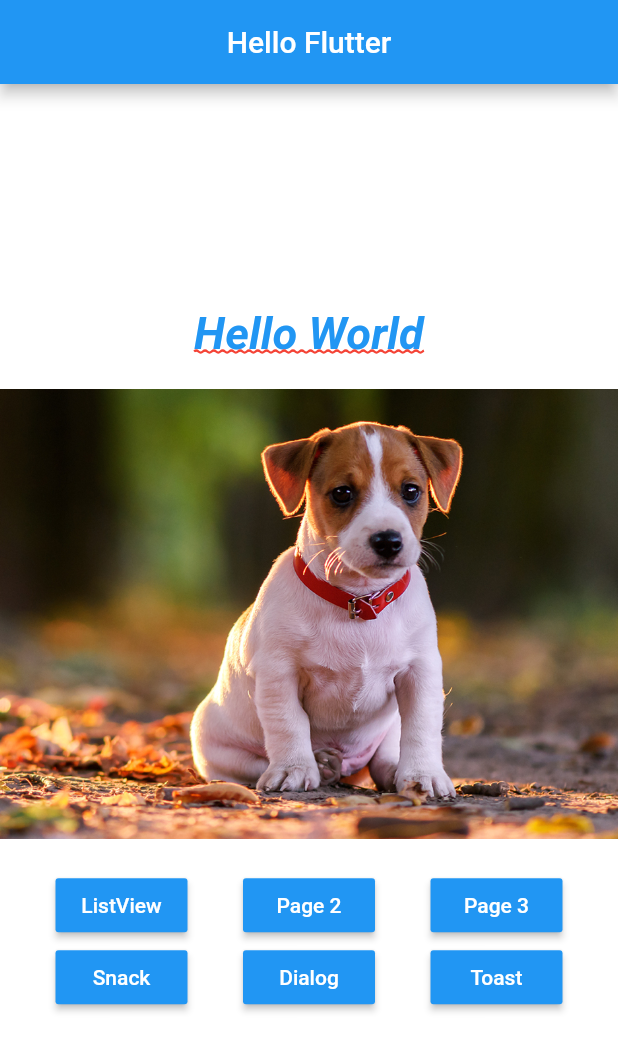
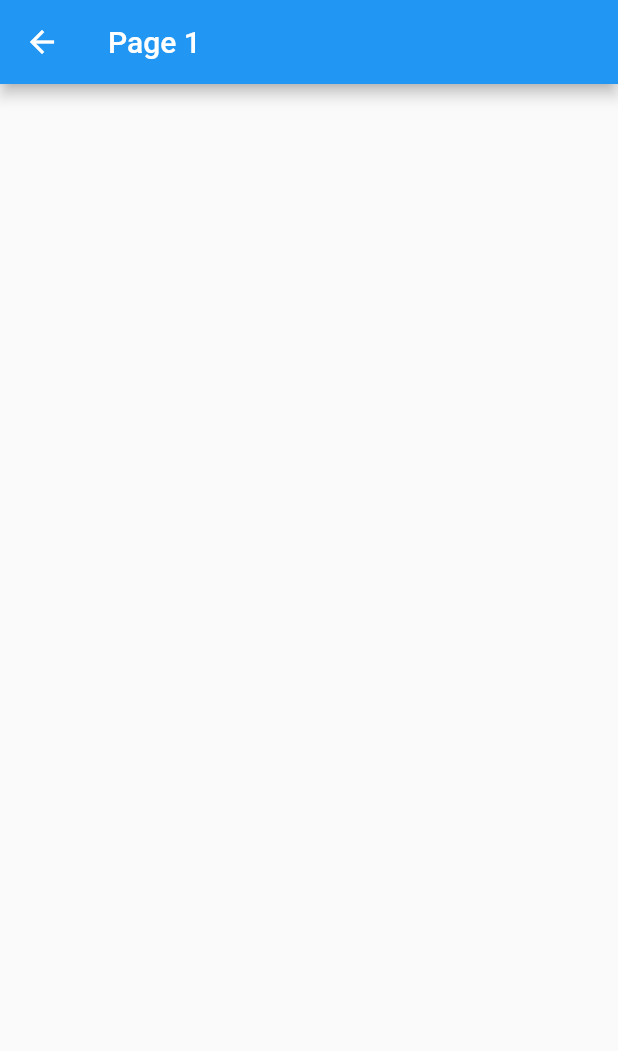
Before and after one commit to Josebr1/flutter_hello, a Flutter app: the screen it shows after launch, after a tap on "ListView", on a phone screen of 412 x 824 dp. Shown: the top 1051 px of the screen. Run offline on Flutter 3.47's test engine with Material 2 defaults, Android fonts, the phone set to English and light mode, and no system bars.

Commit message:
Navegação de telas

```diff
--- /dev/null
+++ b/lib/pages/hello_page1.dart
@@ -0,0 +1,15 @@
+import 'package:flutter/cupertino.dart';
+import 'package:flutter/material.dart';
+
+class HelloPage1 extends StatelessWidget {
+
+  @override
+  Widget build(BuildContext context) {
+    return Scaffold(
+      appBar: AppBar(
+        title: Text('Page 1'),
+      ),
+    );
+  }
+
+}
--- a/lib/pages/home_page.dart
+++ b/lib/pages/home_page.dart
@@ -1,5 +1,8 @@
 import 'package:flutter/cupertino.dart';
 import 'package:flutter/material.dart';
+import 'package:flutter_hello/pages/hello_page1.dart';
+import 'package:flutter_hello/pages/hello_page2.dart';
+import 'package:flutter_hello/pages/hello_page3.dart';
 
 class HomePage extends StatelessWidget {
   @override
@@ -51,24 +54,37 @@ class HomePage extends StatelessWidget {
         Row(
           mainAxisAlignment: MainAxisAlignment.spaceEvenly,
           children: <Widget>[
-            _button(context, 'ListView'),
-            _button(context, 'Page 2'),
-            _button(context, 'Page 3'),
+            _button(context, 'ListView', () => _onClickNavigator(context, HelloPage1())),
+            _button(context, 'Page 2', () => _onClickNavigator(context, HelloPage2())),
+            _button(context, 'Page 3', () => _onClickNavigator(context, HelloPage3())),
           ],
         ),
         Row(
           mainAxisAlignment: MainAxisAlignment.spaceEvenly,
           children: <Widget>[
-            _button(context, 'Snack'),
-            _button(context, 'Dialog'),
-            _button(context, 'Toast'),
+            _button(context, 'Snack', _onClickSnack),
+            _button(context, 'Dialog', _onClickDialog),
+            _button(context, 'Toast', _onClickToast),
           ],
         ),
       ],
     );
   }
 
-  _button(context, String text) {
+  _onClickSnack() {
+  }
+
+  _onClickDialog() {
+  }
+
+  _onClickToast() {
+  }
+
+  void _onClickNavigator(BuildContext context, Widget page) {
+    Navigator.push(context, MaterialPageRoute(builder: (BuildContext context) { return page; }));
+  }
+
+  _button(context, String text, Function onPressed) {
     return RaisedButton(
       color: Colors.blue,
       child: Text(
@@ -77,13 +93,11 @@ class HomePage extends StatelessWidget {
           color: Colors.white,
         ),
       ),
-      onPressed: () => _onClickOK(context),
+      onPressed: onPressed,
     );
   }
 
-  void _onClickOK(BuildContext context,) {
-    Navigator.push(context, route)
-  }
+
 
   _img(String img) {
     return Image.asset(
@@ -106,4 +120,6 @@ class HomePage extends StatelessWidget {
       ),
     );
   }
+
+
 }
```
Also changed, not shown: lib/pages/hello_page2.dart (added, +15 -0 lines), lib/pages/hello_page3.dart (added, +15 -0 lines).
